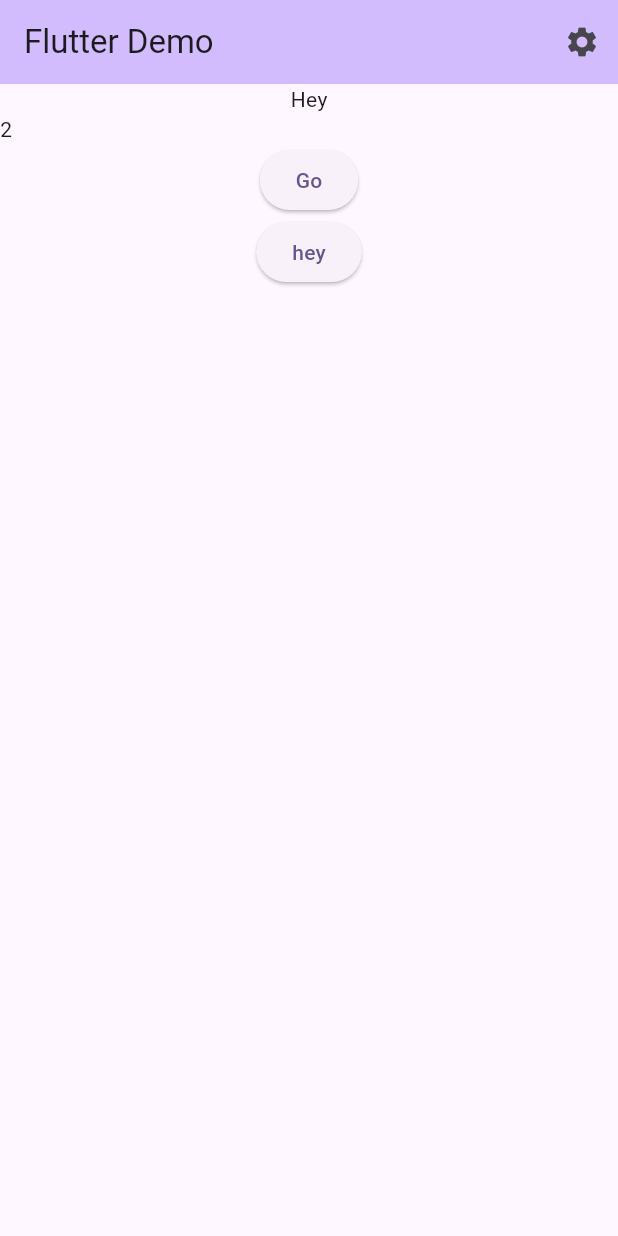
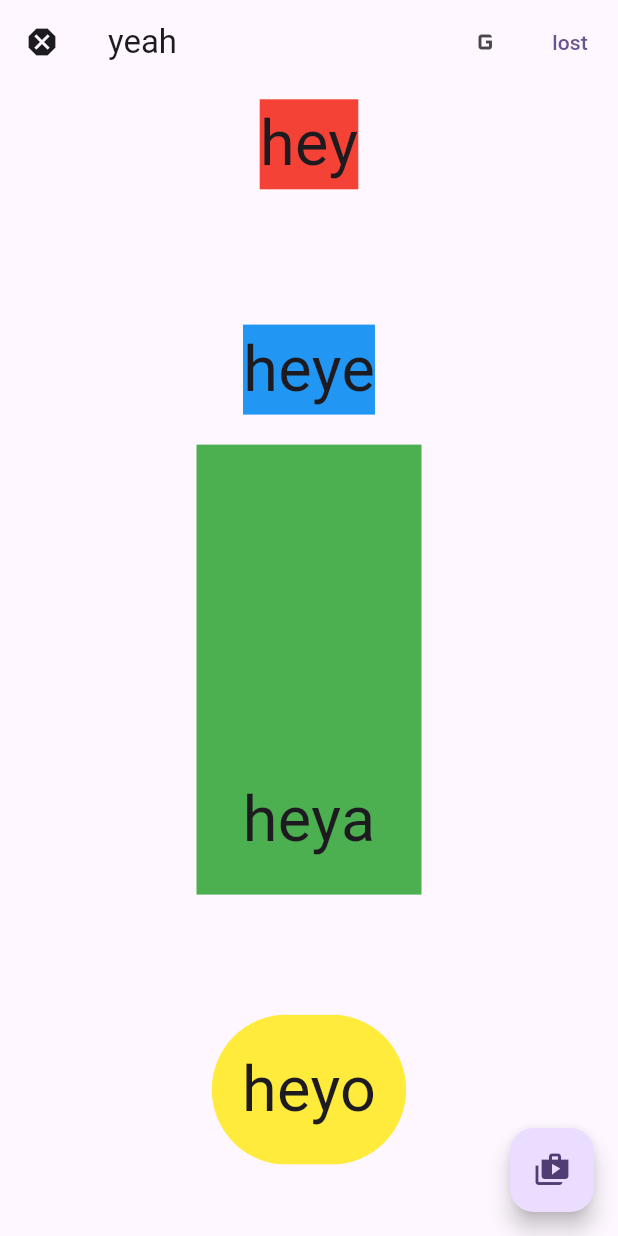
Before and after one commit to OsmanCanCinar/BackToFlutter, a Flutter app: the screen it shows after launch, on a phone screen of 412 x 824 dp. Run offline on Flutter 3.47's test engine with Material 3 defaults, Android fonts, the phone set to English and light mode, and no system bars.

```diff
--- a/lib/flutter/async.dart
+++ b/lib/flutter/async.dart
@@ -1,6 +1,6 @@
 import 'package:flutter/cupertino.dart';
 import 'package:flutter/material.dart';
-import 'package:training_app_mac/main.dart';
+import 'package:training_app_mac/flutter/async_examples.dart';
 
 void main() {
   runApp(const MyApp());
--- /dev/null
+++ b/lib/flutter/async_examples.dart
@@ -0,0 +1,152 @@
+import 'dart:async';
+import 'dart:convert';
+
+import 'package:flutter/material.dart';
+import 'package:http/http.dart' as http;
+
+Future<Album> fetchAlbum() async {
+  await Future.delayed(const Duration(seconds: 2));
+
+  final response = await http
+      .get(Uri.parse('https://jsonplaceholder.typicode.com/albums/1'));
+
+  if (response.statusCode == 200) {
+    // If the server did return a 200 OK response,
+    // then parse the JSON.
+    return Album.fromJson(jsonDecode(response.body) as Map<String, dynamic>);
+  } else {
+    // If the server did not return a 200 OK response,
+    // then throw an exception.
+    throw Exception('Failed to load album');
+  }
+}
+
+class Album {
+  final int userId;
+  final int id;
+  final String title;
+
+  const Album({
+    required this.userId,
+    required this.id,
+    required this.title,
+  });
+
+  factory Album.fromJson(Map<String, dynamic> json) {
+    return switch (json) {
+      {
+        'userId': int userId,
+        'id': int id,
+        'title': String title,
+      } =>
+        Album(
+          userId: userId,
+          id: id,
+          title: title,
+        ),
+      _ => throw const FormatException('Failed to load album.'),
+    };
+  }
+}
+
+// void main() => runApp(const AlbumPage());
+
+class AlbumPage extends StatefulWidget {
+  const AlbumPage({super.key});
+
+  @override
+  State<AlbumPage> createState() => _AlbumPageState();
+}
+
+class _AlbumPageState extends State<AlbumPage> {
+  // Future<Album>? futureAlbum;
+  Album? album;
+  bool isLoading = false;
+
+  @override
+  void initState() {
+    super.initState();
+    // futureAlbum = fetchAlbum();
+  }
+
+  Future<void> loadAlbum() async {
+    try {
+      setState(() {
+        isLoading = true;
+      });
+      Album album = await fetchAlbum();
+      setState(() {
+        this.album = album;
+      });
+    } catch(e) {
+
+    } finally {
+      setState(() {
+        isLoading = false;
+      });
+    }
+  }
+
+  @override
+  Widget build(BuildContext context) {
+    return Scaffold(
+        appBar: AppBar(
+          actions: [
+            IconButton(
+                onPressed: loadAlbum,
+                // onPressed: () {
+                // setState(() {
+                //   futureAlbum = fetchAlbum();
+                // });
+                // },
+                icon: const Icon(Icons.download)),
+          ],
+          title: const Text('Fetch Data Example'),
+        ),
+        body: Column(
+          children: [
+            Center(
+                child: isLoading
+                    ? const CircularProgressIndicator()
+                    : (album == null
+                        ? const Text('not started')
+                        : Text(album!.title))
+                // ), child: FutureBuilder<Album>(
+                //   future: futureAlbum,
+                //   builder: (context, snapshot) {
+                //     if (snapshot.connectionState == ConnectionState.none) {
+                //       return const Text('not started');
+                //     }
+                //     if (snapshot.hasData) {
+                //       return Text(snapshot.data!.title);
+                //     } else if (snapshot.hasError) {
+                //       return Text('${snapshot.error}');
+                //     }
+                //
+                //     // By default, show a loading spinner.
+                //     return const CircularProgressIndicator();
+                //   },
+                // ),
+                // ),
+                ),
+            ElevatedButton(onPressed: () async {
+              final numbers = [1,2,3,4,5];
+              await Future.forEach(numbers, (number) async {
+                print('pre $number');
+                await Future.delayed(const Duration(seconds: 1));
+                print('post $number');
+              });
+
+              // //for(int i = 0; i < numbers.length; i++) {
+              // for(final number in numbers) {
+              //   print('pre $number');
+              //   await Future.delayed(const Duration(seconds: 1));
+              //   print('post $number');
+              // }
+
+                print('list loaded');
+            }, child: const Text('Press!')),
+          ],
+        ));
+  }
+}
--- a/lib/main.dart
+++ b/lib/main.dart
@@ -1,152 +1,215 @@
-import 'dart:async';
-import 'dart:convert';
+import 'package:flutter/cupertino.dart';
+import 'package:flutter/material.dart';
+import 'package:flutter/rendering.dart';
+import 'package:flutter/widgets.dart';
 
-import 'package:flutter/material.dart';
-import 'package:http/http.dart' as http;
+void main() {
+  runApp(const MyApp());
+}
 
-Future<Album> fetchAlbum() async {
-  await Future.delayed(const Duration(seconds: 2));
+class MyApp extends StatelessWidget {
+  const MyApp({super.key});
 
-  final response = await http
-      .get(Uri.parse('https://jsonplaceholder.typicode.com/albums/1'));
-
-  if (response.statusCode == 200) {
-    // If the server did return a 200 OK response,
-    // then parse the JSON.
-    return Album.fromJson(jsonDecode(response.body) as Map<String, dynamic>);
-  } else {
-    // If the server did not return a 200 OK response,
-    // then throw an exception.
-    throw Exception('Failed to load album');
+  @override
+  Widget build(BuildContext context) {
+    return MaterialApp(
+      title: 'Flutter Demo',
+      theme: ThemeData(
+        colorScheme: ColorScheme.fromSeed(seedColor: Colors.deepPurple),
+        useMaterial3: true,
+      ),
+      home: const HomePage(),
+    );
   }
 }
 
-class Album {
-  final int userId;
-  final int id;
-  final String title;
+class HomePage extends StatefulWidget {
+  const HomePage({super.key});
 
-  const Album({
-    required this.userId,
-    required this.id,
-    required this.title,
-  });
-
-  factory Album.fromJson(Map<String, dynamic> json) {
-    return switch (json) {
-      {
-        'userId': int userId,
-        'id': int id,
-        'title': String title,
-      } =>
-        Album(
-          userId: userId,
-          id: id,
-          title: title,
-        ),
-      _ => throw const FormatException('Failed to load album.'),
-    };
-  }
+  @override
+  State<HomePage> createState() => _HomePageState();
 }
 
-// void main() => runApp(const AlbumPage());
-
-class AlbumPage extends StatefulWidget {
-  const AlbumPage({super.key});
-
-  @override
-  State<AlbumPage> createState() => _AlbumPageState();
-}
-
-class _AlbumPageState extends State<AlbumPage> {
-  // Future<Album>? futureAlbum;
-  Album? album;
-  bool isLoading = false;
-
-  @override
-  void initState() {
-    super.initState();
-    // futureAlbum = fetchAlbum();
-  }
-
-  Future<void> loadAlbum() async {
-    try {
-      setState(() {
-        isLoading = true;
-      });
-      Album album = await fetchAlbum();
-      setState(() {
-        this.album = album;
-      });
-    } catch(e) {
-
-    } finally {
-      setState(() {
-        isLoading = false;
-      });
-    }
-  }
-
+class _HomePageState extends State<HomePage> {
   @override
   Widget build(BuildContext context) {
     return Scaffold(
-        appBar: AppBar(
-          actions: [
-            IconButton(
-                onPressed: loadAlbum,
-                // onPressed: () {
-                // setState(() {
-                //   futureAlbum = fetchAlbum();
-                // });
-                // },
-                icon: const Icon(Icons.download)),
+      drawer: Drawer(
+        // Add a ListView to the drawer. This ensures the user can scroll
+        // through the options in the drawer if there isn't enough vertical
+        // space to fit everything.
+        child: ListView(
+          // Important: Remove any padding from the ListView.
+          padding: EdgeInsets.zero,
+          children: [
+            const DrawerHeader(
+              decoration: BoxDecoration(
+                color: Colors.blue,
+              ),
+              child: Text('Drawer Header'),
+            ),
+            ListTile(
+              title: const Text('Item 1'),
+              onTap: () {
+                // Update the state of the app.
+                // ...
+              },
+            ),
+            ListTile(
+              title: const Text('Item 2'),
+              onTap: () {
+                // Update the state of the app.
+                // ...
+              },
+            ),
           ],
-          title: const Text('Fetch Data Example'),
         ),
-        body: Column(
+      ),
+      appBar: AppBar(
+        //leading: const Icon(Icons.javascript), // IT will overlap with up back navigation. dont use with pushed widgets
+        leading: Builder(
+          builder: (context) {
+            return IconButton(
+              icon: const Icon(Icons.dangerous),
+              onPressed: () {
+                Scaffold.of(context).openDrawer();
+              },
+            );
+          },
+        ),
+        actions: [
+          IconButton(onPressed: () {}, icon: const Icon(Icons.g_mobiledata)),
+          TextButton(onPressed: () {}, child: const Text('lost'))
+        ],
+        title: const Text('yeah'),
+      ),
+      body: SingleChildScrollView(
+        child: Column(
           children: [
-            Center(
-                child: isLoading
-                    ? const CircularProgressIndicator()
-                    : (album == null
-                        ? const Text('not started')
-                        : Text(album!.title))
-                // ), child: FutureBuilder<Album>(
-                //   future: futureAlbum,
-                //   builder: (context, snapshot) {
-                //     if (snapshot.connectionState == ConnectionState.none) {
-                //       return const Text('not started');
-                //     }
-                //     if (snapshot.hasData) {
-                //       return Text(snapshot.data!.title);
-                //     } else if (snapshot.hasError) {
-                //       return Text('${snapshot.error}');
-                //     }
-                //
-                //     // By default, show a loading spinner.
-                //     return const CircularProgressIndicator();
-                //   },
-                // ),
-                // ),
+            Container(
+              color: Colors.red,
+              margin: const EdgeInsets.all(10.2),
+              child: const SafeArea(
+                child: Text(
+                  'hey',
+                  textScaler: TextScaler.linear(3.0),
                 ),
-            ElevatedButton(onPressed: () async {
-              final numbers = [1,2,3,4,5];
-              await Future.forEach(numbers, (number) async {
-                print('pre $number');
-                await Future.delayed(const Duration(seconds: 1));
-                print('post $number');
-              });
-
-              // //for(int i = 0; i < numbers.length; i++) {
-              // for(final number in numbers) {
-              //   print('pre $number');
-              //   await Future.delayed(const Duration(seconds: 1));
-              //   print('post $number');
-              // }
-
-                print('list loaded');
-            }, child: const Text('Press!')),
+              ),
+            ),
+            const SizedBox(height: 80),
+            Container(
+              color: Colors.blue,
+              child: const SafeArea(
+                child: Text(
+                  'heye',
+                  textScaler: TextScaler.linear(3.0),
+                ),
+              ),
+            ),
+            const SizedBox(height: 20),
+            Container(
+              width: 150,
+              height: 300,
+              color: Colors.green,
+              child: const SafeArea(
+                child: Align(
+                  alignment: Alignment.bottomCenter,
+                  child: Padding(
+                    padding: EdgeInsets.all(20.0),
+                    child: Text(
+                      'heya',
+                      textScaler: TextScaler.linear(3.0),
+                    ),
+                  ),
+                ),
+              ),
+            ),
+            const SizedBox(height: 80),
+            ClipRRect(
+              borderRadius: const BorderRadius.all(Radius.circular(50)),
+              child: Container(
+                color: Colors.yellow,
+                padding: const EdgeInsets.all(20.0),
+                child: const SafeArea(
+                  child: Text(
+                    'heyo',
+                    textScaler: TextScaler.linear(3.0),
+                  ),
+                ),
+              ),
+            ),
+            const SizedBox(height: 80),
+            AspectRatio(
+              aspectRatio: 4,
+              child: Container(
+                color: Colors.yellow,
+                padding: const EdgeInsets.all(20.0),
+                child: const SafeArea(
+                  child: Text(
+                    'heyo',
+                    textScaler: TextScaler.linear(3.0),
+                  ),
+                ),
+              ),
+            ),
+            const SizedBox(height: 80),
+            PhysicalModel(
+              color: Colors.green,
+              elevation: 20,
+              child: Container(
+                color: Colors.yellow,
+                padding: const EdgeInsets.all(20.0),
+                child: const SafeArea(
+                  child: Text(
+                    'heyo',
+                    textScaler: TextScaler.linear(3.0),
+                  ),
+                ),
+              ),
+            ),
+            const SizedBox(height: 80),
+            Container(
+              color: Colors.yellow,
+              padding: const EdgeInsets.all(20.0),
+              child: const SafeArea(
+                child: Text(
+                  'heyo',
+                  textScaler: TextScaler.linear(3.0),
+                ),
+              ),
+            ),
+            const SizedBox(height: 80),
+            Container(
+              color: Colors.yellow,
+              padding: const EdgeInsets.all(20.0),
+              child: const SafeArea(
+                child: Text(
+                  'heyo',
+                  textScaler: TextScaler.linear(3.0),
+                ),
+              ),
+            ),
+            const SizedBox(height: 80),
+            Container(
+              color: Colors.yellow,
+              padding: const EdgeInsets.all(20.0),
+              child: const SafeArea(
+                child: Text(
+                  'heyo',
+                  textScaler: TextScaler.linear(3.0),
+                ),
+              ),
+            ),
           ],
-        ));
+        ),
+      ),
+      floatingActionButton: FloatingActionButton(
+        child: const Icon(Icons.shop_two),
+        onPressed: () {
+          ScaffoldMessenger.of(context)
+              .showSnackBar(const SnackBar(content: Text('Hey!')));
+        },
+      ),
+    );
   }
 }
```
